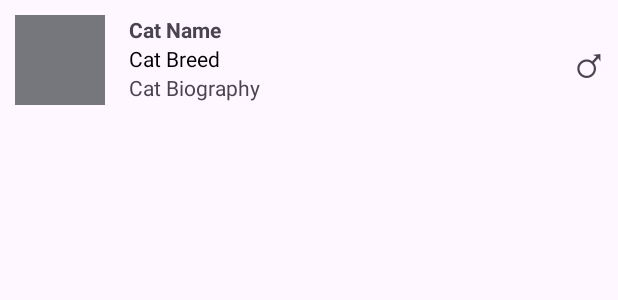
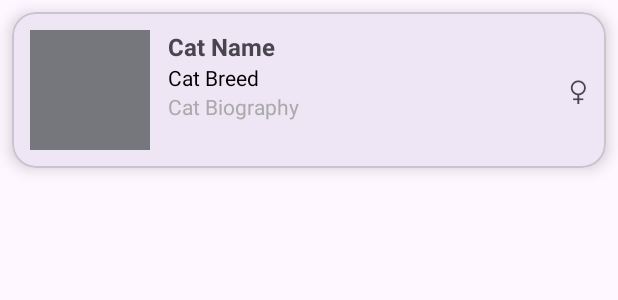
Before and after one commit to gratefulboi/LAB_WEEK_06, an Android app: the layout item_list.xml on its own in the app's theme, with its tools: preview values and no code run, on a phone screen of 412 x 824 dp. Shown: the top 300 px of the screen. Run offline under Robolectric (Android 15) with nearby library versions, the phone set to English and light mode, and no system bars.

Commit message:
Assignment & Screenshoot

```diff
--- a/app/src/main/res/layout/item_list.xml
+++ b/app/src/main/res/layout/item_list.xml
@@ -1,49 +1,71 @@
 <?xml version="1.0" encoding="utf-8"?>
-<androidx.constraintlayout.widget.ConstraintLayout
+<com.google.android.material.card.MaterialCardView
     xmlns:android="http://schemas.android.com/apk/res/android"
     xmlns:app="http://schemas.android.com/apk/res-auto"
     xmlns:tools="http://schemas.android.com/tools"
     android:layout_width="match_parent"
     android:layout_height="wrap_content"
-    android:padding="10dp">
-    <ImageView
-        android:id="@+id/cat_photo"
-        android:layout_width="60dp"
-        android:layout_height="60dp"
-        app:layout_constraintStart_toStartOf="parent"
-        app:layout_constraintTop_toTopOf="parent"
-        tools:background="@color/material_dynamic_neutral50" />
+    android:layout_margin="8dp"
+    app:cardCornerRadius="16dp"
+    app:cardElevation="6dp"
+    android:clipToPadding="false"
+    android:clipChildren="false">
+
+    <androidx.constraintlayout.widget.ConstraintLayout
+        android:layout_width="match_parent"
+        android:layout_height="wrap_content"
+        android:padding="12dp">
+
+        <ImageView
+            android:id="@+id/cat_photo"
+            android:layout_width="80dp"
+            android:layout_height="0dp"
+            android:scaleType="centerCrop"
+            app:layout_constraintDimensionRatio="1:1"
+            app:layout_constraintTop_toTopOf="parent"
+            app:layout_constraintBottom_toBottomOf="parent"
+            app:layout_constraintStart_toStartOf="parent"
+            tools:src="@color/material_dynamic_neutral50" />
+
     <TextView
         android:id="@+id/cat_name"
-        android:layout_width="wrap_content"
+        android:layout_width="0dp"
         android:layout_height="wrap_content"
-        android:layout_marginStart="16dp"
+        android:layout_marginStart="12dp"
         android:textStyle="bold"
-        app:layout_constraintStart_toEndOf="@+id/cat_photo"
+        android:textSize="16sp"
+        app:layout_constraintStart_toEndOf="@id/cat_photo"
         app:layout_constraintTop_toTopOf="parent"
         tools:text="Cat Name" />
+
     <TextView
         android:id="@+id/cat_breed"
-        android:layout_width="wrap_content"
+        android:layout_width="0dp"
         android:layout_height="wrap_content"
         android:textColor="@color/black"
-        app:layout_constraintStart_toStartOf="@+id/cat_name"
-        app:layout_constraintTop_toBottomOf="@+id/cat_name"
+        app:layout_constraintStart_toStartOf="@id/cat_name"
+        app:layout_constraintTop_toBottomOf="@id/cat_name"
         tools:text="Cat Breed" />
+
     <TextView
         android:id="@+id/cat_biography"
-        android:layout_width="wrap_content"
+        android:layout_width="0dp"
         android:layout_height="wrap_content"
-        app:layout_constraintStart_toStartOf="@+id/cat_breed"
-        app:layout_constraintTop_toBottomOf="@+id/cat_breed"
+        android:ellipsize="end"
+        android:maxLines="2"
+        android:textColor="@android:color/darker_gray"
+        app:layout_constraintStart_toStartOf="@id/cat_breed"
+        app:layout_constraintTop_toBottomOf="@id/cat_breed"
         tools:text="Cat Biography" />
+
     <TextView
         android:id="@+id/cat_gender"
         android:layout_width="wrap_content"
         android:layout_height="wrap_content"
-        android:textSize="30sp"
+        android:textSize="24sp"
         app:layout_constraintBottom_toBottomOf="parent"
         app:layout_constraintEnd_toEndOf="parent"
         app:layout_constraintTop_toTopOf="parent"
-        tools:text="&#9794;" />
-</androidx.constraintlayout.widget.ConstraintLayout>
+        tools:text="♀" />
+    </androidx.constraintlayout.widget.ConstraintLayout>
+    </com.google.android.material.card.MaterialCardView>
```
Also changed, not shown: app/src/main/java/com/example/lab_week_06/MainActivity.kt (+50 -0 lines), 8 other files.
